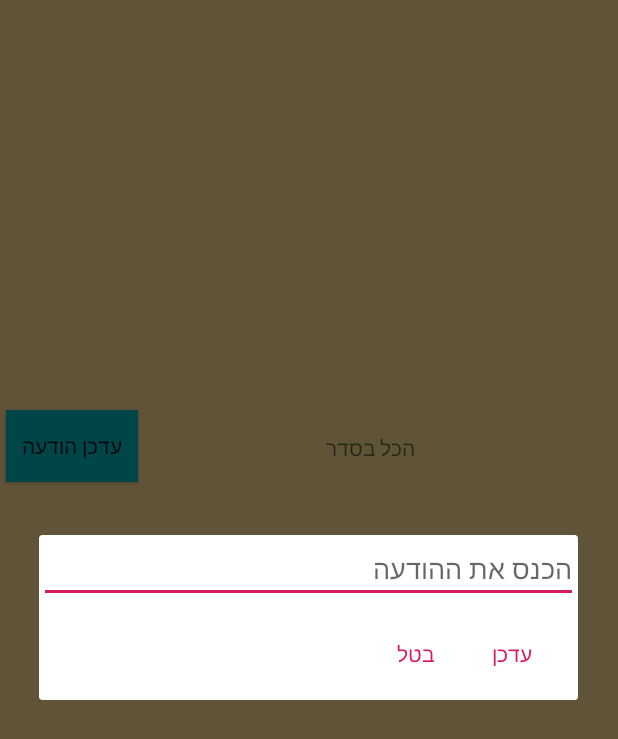
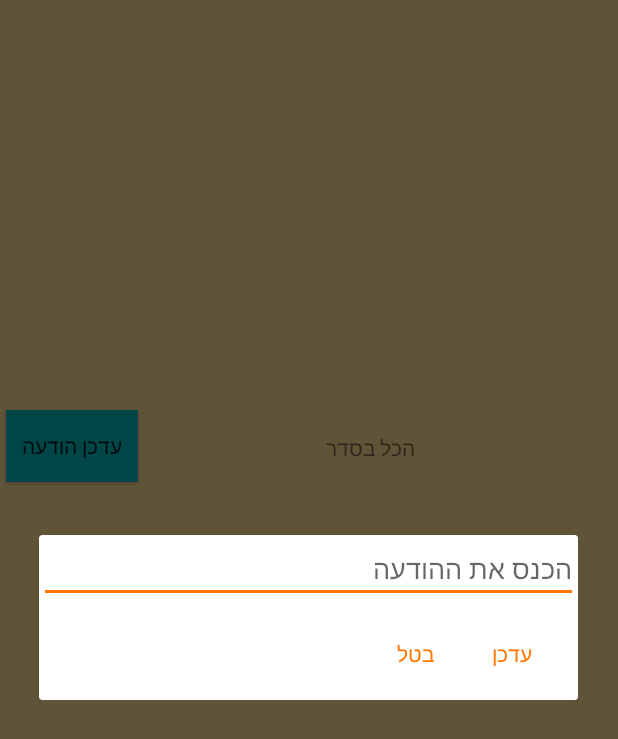
Before and after one commit to yperetz/Hazlash, an Android app: the screen it shows after launch (MainActivity), after a tap on "עדכן הודעה", on a phone screen of 412 x 824 dp. Shown: the top 739 px of the screen. Run offline under Robolectric (Android 15) with nearby library versions, the phone set to English and light mode, and no system bars.

Commit message:
colors+XML

```diff
--- a/app/src/main/res/values/colors.xml
+++ b/app/src/main/res/values/colors.xml
@@ -1,6 +1,6 @@
 <?xml version="1.0" encoding="utf-8"?>
 <resources>
-    <color name="colorPrimary">#008577</color>
-    <color name="colorPrimaryDark">#00574B</color>
-    <color name="colorAccent">#D81B60</color>
+    <color name="colorPrimary">#EFD28D</color>
+    <color name="colorPrimaryDark">#EFD28D</color>
+    <color name="colorAccent">#FF7700</color>
 </resources>
```
Also changed, not shown: app/src/main/java/com/hazlashteam/hazlash/contacts_main.java (added, +13 -0 lines), app/src/main/res/layout/activity_contacts_main.xml (added, +10 -0 lines).
